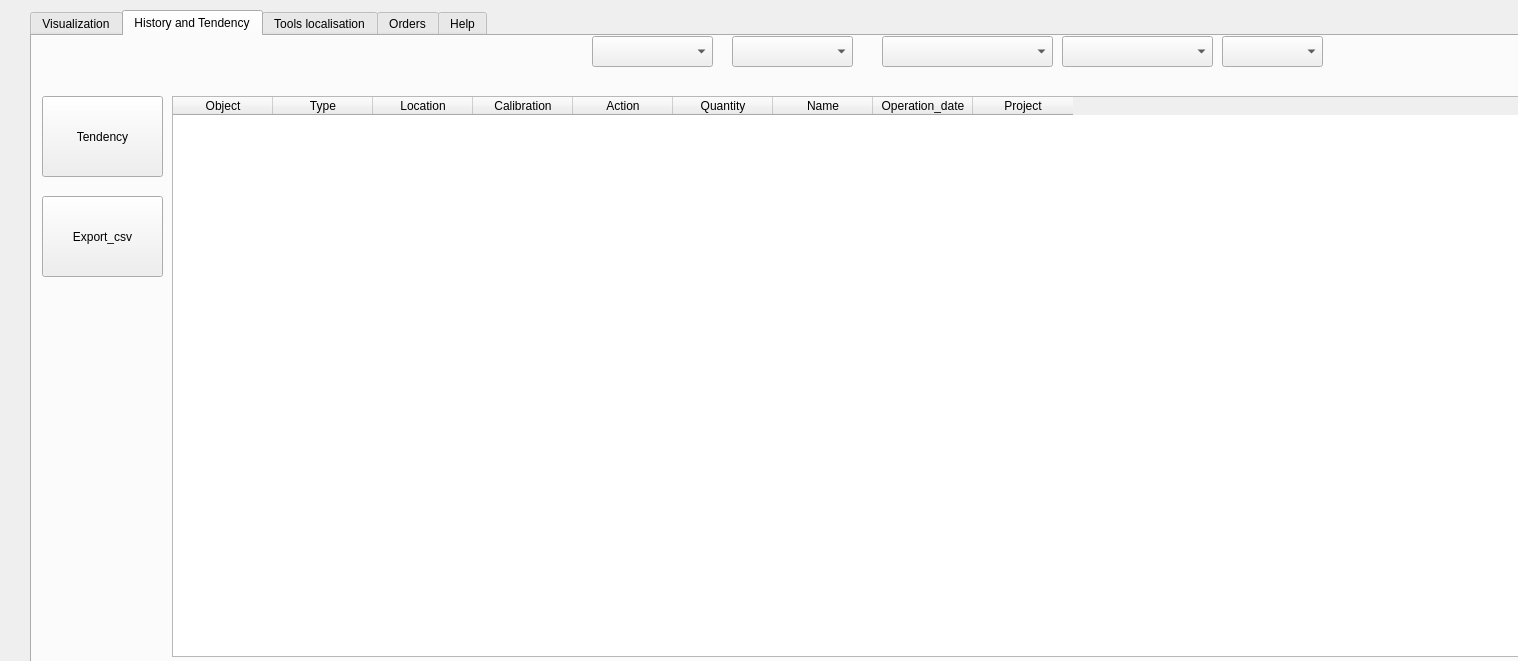
First picture: the form in artifacts/corps.ui, repository KarimMAJDOUB/GCInO-EM, before the edit.
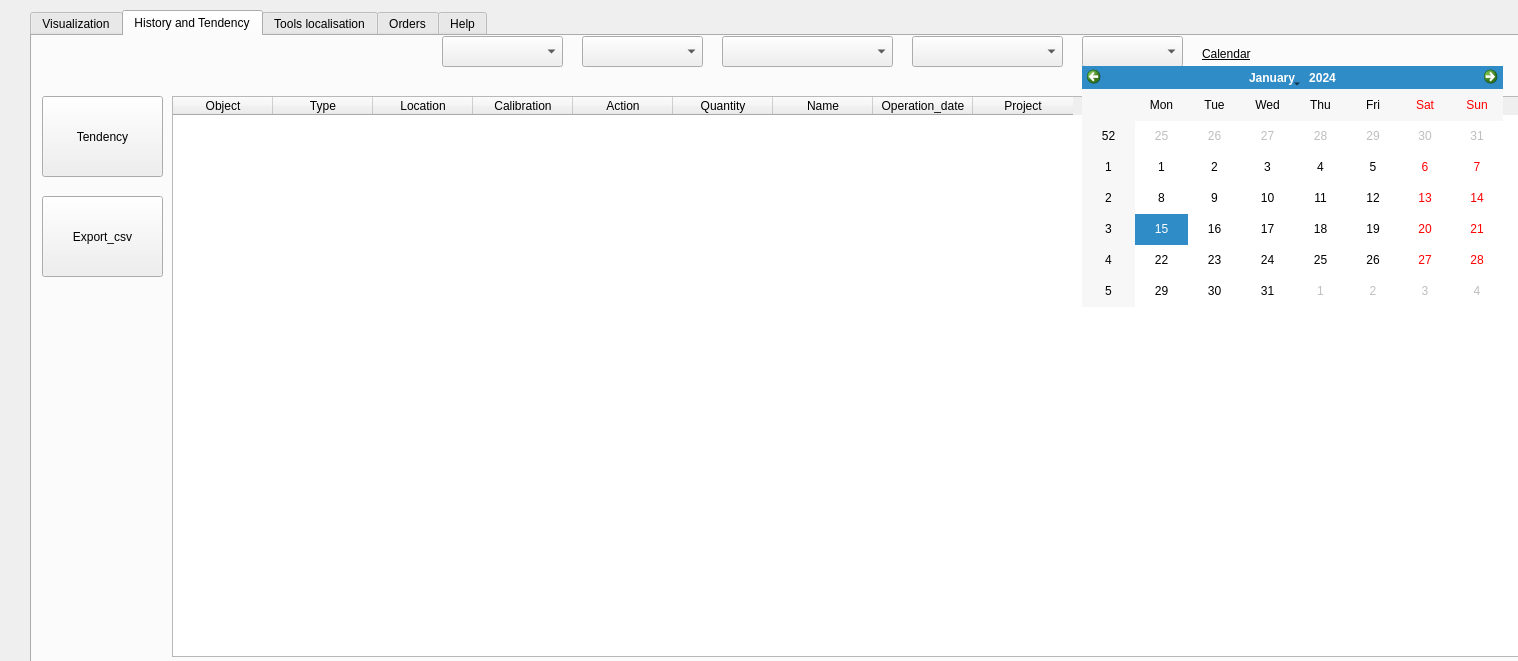
Second picture: the form after the edit. Icons and pictures are not drawn.

Patch:
```diff
--- a/artifacts/corps.ui
+++ b/artifacts/corps.ui
@@ -494,7 +494,7 @@
     <widget class="QComboBox" name="Why_Box">
      <property name="geometry">
       <rect>
-       <x>560</x>
+       <x>410</x>
        <y>0</y>
        <width>121</width>
        <height>31</height>
@@ -507,7 +507,7 @@
     <widget class="QComboBox" name="Who_Box">
      <property name="geometry">
       <rect>
-       <x>850</x>
+       <x>690</x>
        <y>0</y>
        <width>171</width>
        <height>31</height>
@@ -517,7 +517,7 @@
     <widget class="QComboBox" name="What_Box">
      <property name="geometry">
       <rect>
-       <x>700</x>
+       <x>550</x>
        <y>0</y>
        <width>121</width>
        <height>31</height>
@@ -530,7 +530,7 @@
     <widget class="QComboBox" name="date_Box">
      <property name="geometry">
       <rect>
-       <x>1030</x>
+       <x>880</x>
        <y>0</y>
        <width>151</width>
        <height>31</height>
@@ -540,7 +540,7 @@
     <widget class="QComboBox" name="action_box">
      <property name="geometry">
       <rect>
-       <x>1190</x>
+       <x>1050</x>
        <y>0</y>
        <width>101</width>
        <height>31</height>
@@ -563,6 +563,37 @@
       <string>Export_csv</string>
      </property>
     </widget>
+    <widget class="QLabel" name="calendar_label">
+     <property name="geometry">
+      <rect>
+       <x>1170</x>
+       <y>10</y>
+       <width>61</width>
+       <height>16</height>
+      </rect>
+     </property>
+     <property name="font">
+      <font>
+       <underline>true</underline>
+      </font>
+     </property>
+     <property name="cursor">
+      <cursorShape>PointingHandCursor</cursorShape>
+     </property>
+     <property name="text">
+      <string>Calendar</string>
+     </property>
+    </widget>
+    <widget class="QCalendarWidget" name="calendar">
+     <property name="geometry">
+      <rect>
+       <x>1050</x>
+       <y>30</y>
+       <width>421</width>
+       <height>241</height>
+      </rect>
+     </property>
+    </widget>
    </widget>
    <widget class="QWidget" name="tab_4">
     <attribute name="title">
```
